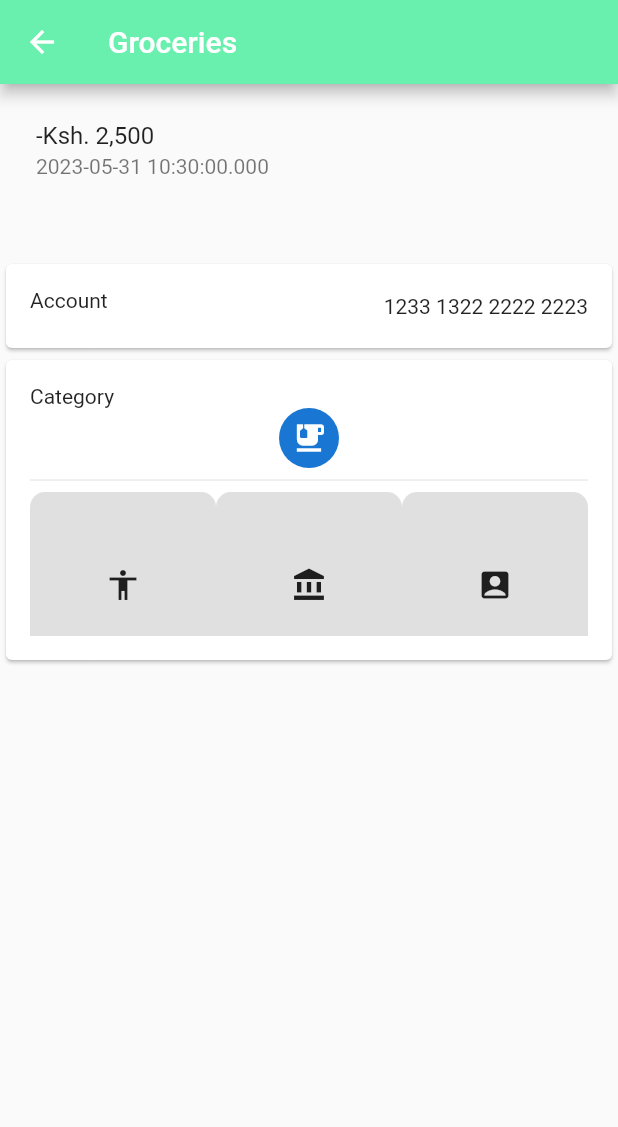
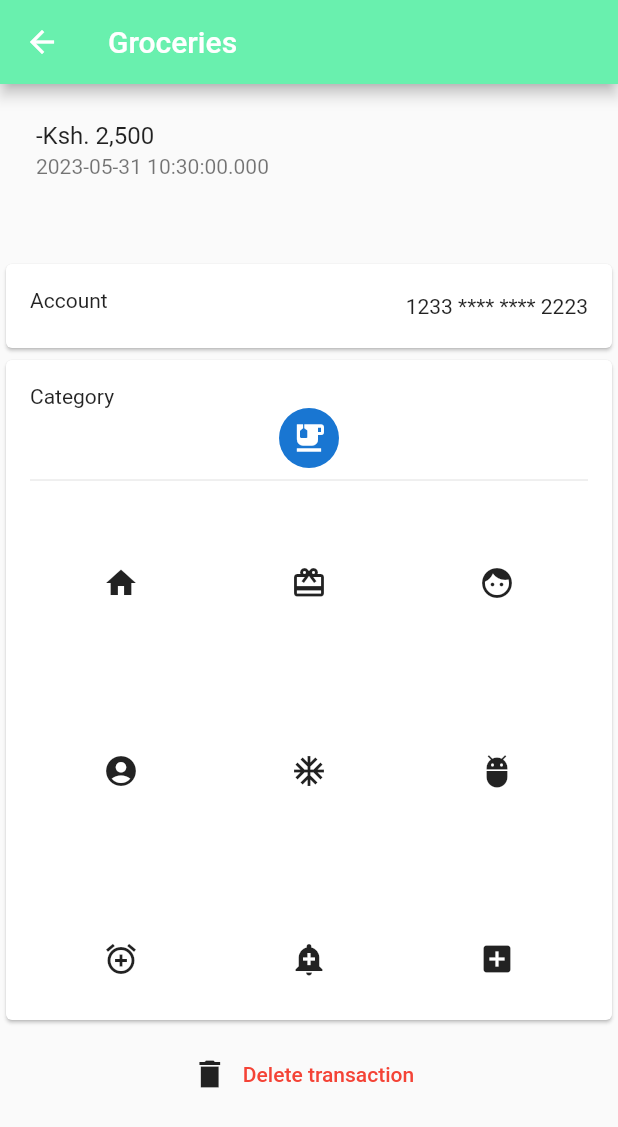
Before and after one commit to DevshiDeno/Budget_Genius, a Flutter app: the TransactionDetails screen opened directly with sample values from the repository, on a phone screen of 412 x 824 dp. Shown: the top 1127 px of the screen. Run offline on Flutter 3.47's test engine with Material 2 defaults, Android fonts, the phone set to English and light mode, and no system bars; network calls fail.

Commit message:
Financial Management App

```diff
--- a/lib/Dashboard/Personal/seeAllTransactions.dart
+++ b/lib/Dashboard/Personal/seeAllTransactions.dart
@@ -111,16 +111,15 @@ class TransactionDetails extends StatelessWidget {
   TransactionDetails({Key? key, required this.transaction}) : super(key: key);
   final Transaction transaction;
   final List<IconData> myIcons = [
-    Icons.accessibility,
-    Icons.account_balance,
-    Icons.account_box,
+    Icons.home,
+    Icons.card_giftcard,
+    Icons.face,
     Icons.account_circle,
     Icons.ac_unit,
     Icons.adb,
     Icons.add_alarm,
     Icons.add_alert,
     Icons.add_box,
-    Icons.add_circle_outline,
   ];
 
   @override
@@ -130,7 +129,8 @@ class TransactionDetails extends StatelessWidget {
         backgroundColor: Colors.greenAccent,
         title: Text("${transaction.title}"),
       ),
-      body: Column(
+      body: SingleChildScrollView(
+        child: Column(
           children: [
             Padding(
               padding: const EdgeInsets.all(8.0),
@@ -144,24 +144,23 @@ class TransactionDetails extends StatelessWidget {
             ),
             Card(
               child: Container(
-              color: Colors.transparent,
-              child: ListTile(
+                child: const ListTile(
                   leading: Text("Account"),
-                trailing: Text("1233 1322 2222 2223"),
+                  trailing: Text("1233 **** **** 2223"),
                 ),
               ),
             ),
             Card(
               child: Container(
                 width: MediaQuery.of(context).size.width,
-              height: 200,
+                height: 440,
                 child: Padding(
                   padding: const EdgeInsets.all(16.0),
                   child: Column(
                     crossAxisAlignment: CrossAxisAlignment.start,
                     children: [
-                    Text("Category"),
-                    Center(
+                      const Text("Category"),
+                      const Center(
                         child: CircleAvatar(
                           child: Icon(Icons.emoji_food_beverage),
                         ),
@@ -169,16 +168,18 @@ class TransactionDetails extends StatelessWidget {
                       const Divider(),
                       Expanded(
                         child: GridView.builder(
-                        gridDelegate: SliverGridDelegateWithFixedCrossAxisCount(
+                          physics: const NeverScrollableScrollPhysics(),
+                          gridDelegate:
+                              const SliverGridDelegateWithFixedCrossAxisCount(
                             crossAxisCount: 3,
+                            crossAxisSpacing: 4,
+                            mainAxisSpacing: 4,
                           ),
                           itemCount: myIcons.length,
                           itemBuilder: (BuildContext context, int index) {
-                          return Container(
-                            decoration: BoxDecoration(
-                              color: Colors.grey[300],
-                              borderRadius: BorderRadius.circular(10),
-                            ),
+                            return SizedBox(
+                              width: 4,
+                              height: 4,
                               child: Icon(myIcons[index]),
                             );
                           },
@@ -188,8 +189,28 @@ class TransactionDetails extends StatelessWidget {
                   ),
                 ),
               ),
+            ),
+            Padding(
+              padding: const EdgeInsets.all(8.0),
+              child: Center(
+                child: Row(
+                  mainAxisAlignment: MainAxisAlignment.center,
+                  children: [
+                    const Icon(Icons.delete_sharp),
+                    const SizedBox(width: 2),
+                    TextButton(
+                      onPressed: () {},
+                      child: const Text(
+                        "Delete transaction",
+                        style: TextStyle(color: Colors.red),
+                      ),
+                    ),
+                  ],
+                ),
+              ),
             )
           ],
+        ),
       ),
     );
   }
--- a/lib/Dashboard/dashboard.dart
+++ b/lib/Dashboard/dashboard.dart
@@ -1,7 +1,5 @@
 import 'package:budget_genius/Dashboard/Personal/personal.dart';
 import 'package:budget_genius/Dashboard/Personal/transactions.dart';
-import 'package:budget_genius/Utils/Utils.dart';
-import 'package:flutter/cupertino.dart';
 import 'package:flutter/material.dart';
 
 import 'Household/household.dart';
@@ -14,6 +12,7 @@ class Dashboard extends StatelessWidget {
     return DefaultTabController(
       length: 2,
       child: Scaffold(
+        backgroundColor: Colors.white,
         appBar: AppBar(
           title: const Text("Budget",
             //style: Utils.mediumTextStyle as TextStyle?,
@@ -31,7 +30,7 @@ class Dashboard extends StatelessWidget {
         body: TabBarView(
           children: [
             Personal(transactions: transactions,),
-            Household(),
+            const Household(),
           ],
         ),
       ),
--- a/lib/main.dart
+++ b/lib/main.dart
@@ -1,7 +1,5 @@
-import 'package:budget_genius/Dashboard/Personal/transactions.dart';
 import 'package:flutter/material.dart';
 
-import 'Dashboard/Personal/seeAllTransactions.dart';
 import 'Dashboard/dashboard.dart';
 import 'Dashboard/Personal/personal.dart';
 
@@ -29,7 +27,7 @@ class MyApp extends StatelessWidget {
         // is not restarted.
         primarySwatch: Colors.blue,
       ),
-      home: TransactionList(transactions: transactions,)
+      home: Dashboard()
     );
   }
 }
```
Also changed, not shown: lib/Dashboard/Personal/personal.dart (+15 -17 lines). Lines whose indentation alone changed are shown as unchanged.
